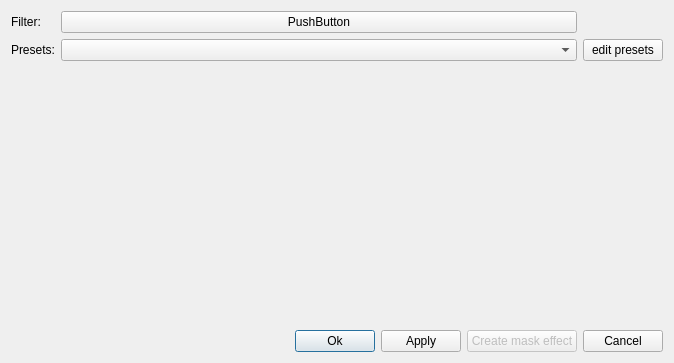
This is krita/ui/forms/wdgfilterdialog.ui in KDE/krita as Qt 5 draws it before an edit. The edited form follows.
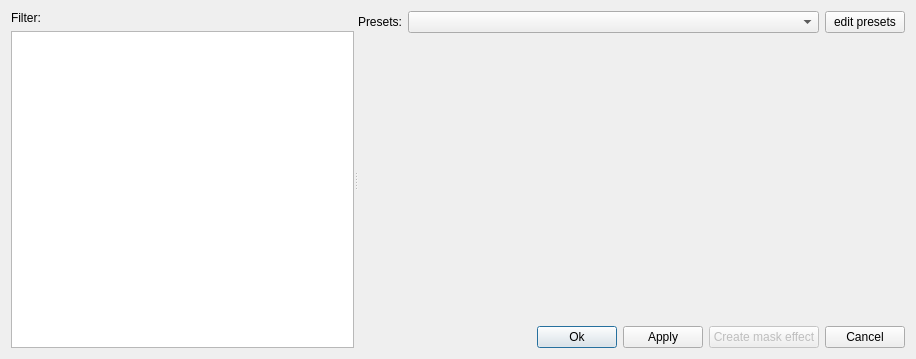
This is the edited form. Custom widgets are drawn as their Qt base class.

Commit message: make the tree of filters allways visible

```diff
--- a/krita/ui/forms/wdgfilterdialog.ui
+++ b/krita/ui/forms/wdgfilterdialog.ui
@@ -5,38 +5,43 @@
    <rect>
     <x>0</x>
     <y>0</y>
-    <width>674</width>
-    <height>363</height>
+    <width>916</width>
+    <height>359</height>
    </rect>
   </property>
   <property name="windowTitle" >
    <string>Dialog</string>
   </property>
-  <layout class="QVBoxLayout" >
-   <item>
     <layout class="QGridLayout" >
      <item row="0" column="0" >
+    <widget class="QSplitter" name="splitter" >
+     <property name="orientation" >
+      <enum>Qt::Horizontal</enum>
+     </property>
+     <widget class="QWidget" name="" >
+      <layout class="QVBoxLayout" >
+       <item>
       <widget class="QLabel" name="label_2" >
        <property name="text" >
         <string>Filter:</string>
        </property>
       </widget>
      </item>
-     <item row="0" column="1" >
-      <widget class="KisTreeViewPopup" name="filtersSelector" >
-       <property name="text" >
-        <string>PushButton</string>
-       </property>
-      </widget>
-     </item>
-     <item row="1" column="0" >
+       <item>
+        <widget class="QTreeView" name="filtersSelector" />
+       </item>
+      </layout>
+     </widget>
+     <widget class="QWidget" name="" >
+      <layout class="QGridLayout" >
+       <item row="0" column="0" >
       <widget class="QLabel" name="label" >
        <property name="text" >
         <string>Presets:</string>
        </property>
       </widget>
      </item>
-     <item row="1" column="1" >
+       <item row="0" column="1" >
       <widget class="QComboBox" name="comboBoxPresets" >
        <property name="sizePolicy" >
         <sizepolicy vsizetype="Fixed" hsizetype="MinimumExpanding" >
@@ -58,16 +63,14 @@
        </property>
       </widget>
      </item>
-     <item row="1" column="2" >
+       <item row="0" column="2" >
       <widget class="QPushButton" name="pushButtonEditPressets" >
        <property name="text" >
         <string>edit presets</string>
        </property>
       </widget>
      </item>
-    </layout>
-   </item>
-   <item>
+       <item row="1" column="0" colspan="3" >
     <layout class="QVBoxLayout" >
      <item>
       <widget class="QWidget" native="1" name="centralWidgetHolder" >
@@ -134,13 +137,10 @@
    </item>
   </layout>
  </widget>
- <customwidgets>
-  <customwidget>
-   <class>KisTreeViewPopup</class>
-   <extends>QPushButton</extends>
-   <header>kis_tree_view_popup.h</header>
-  </customwidget>
- </customwidgets>
+    </widget>
+   </item>
+  </layout>
+ </widget>
  <resources/>
  <connections/>
 </ui>
```
Lines whose indentation alone changed are shown as unchanged. The commit also changes 1 other file.
